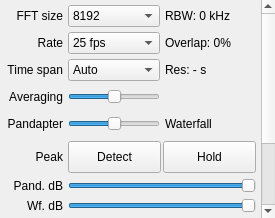
Before: the Qt Designer form src/qtgui/dockfft.ui in gqrx-sdr/gqrx, drawn with Qt 5.
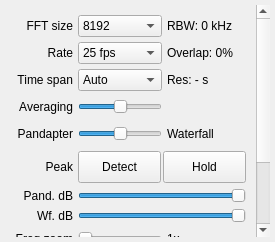
After: the same form once the commit is applied. Icons and pictures are not drawn. Custom widgets are drawn as their Qt base class.

Commit message: Adjust dock widget sizes and margins.

The edit to the form file:
```diff
--- a/src/qtgui/dockfft.ui
+++ b/src/qtgui/dockfft.ui
@@ -7,7 +7,7 @@
     <x>0</x>
     <y>0</y>
     <width>275</width>
-    <height>218</height>
+    <height>242</height>
    </rect>
   </property>
   <property name="sizePolicy">
@@ -44,19 +44,19 @@
   <widget class="QWidget" name="dockWidgetContents">
    <layout class="QVBoxLayout" name="verticalLayout_2">
     <property name="spacing">
-     <number>0</number>
+     <number>6</number>
     </property>
     <property name="leftMargin">
-     <number>0</number>
+     <number>5</number>
     </property>
     <property name="topMargin">
-     <number>0</number>
+     <number>5</number>
     </property>
     <property name="rightMargin">
-     <number>0</number>
+     <number>5</number>
     </property>
     <property name="bottomMargin">
-     <number>0</number>
+     <number>5</number>
     </property>
     <item>
      <widget class="QScrollArea" name="scrollArea">
@@ -77,8 +77,8 @@
         <rect>
          <x>0</x>
          <y>0</y>
-         <width>261</width>
-         <height>327</height>
+         <width>252</width>
+         <height>340</height>
         </rect>
        </property>
        <layout class="QVBoxLayout" name="verticalLayout">
@@ -86,16 +86,16 @@
          <number>5</number>
         </property>
         <property name="leftMargin">
-         <number>0</number>
+         <number>5</number>
         </property>
         <property name="topMargin">
-         <number>0</number>
+         <number>5</number>
         </property>
         <property name="rightMargin">
-         <number>0</number>
+         <number>5</number>
         </property>
         <property name="bottomMargin">
-         <number>0</number>
+         <number>5</number>
         </property>
         <item>
          <layout class="QGridLayout" name="gridLayout">
```
The commit also changes 1 other file.
